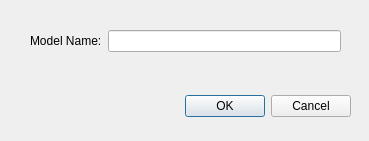
This is Code/Source/Plugins/org.sv.gui.qt.modeling/src/internal/svModelCreate.ui in SimVascular/SimVascular as Qt 5 draws it before an edit. The edited form follows.
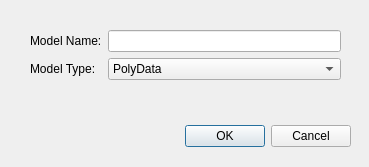
This is the edited form.

Commit message: change plugin gui for model creating and editing

The edit to the form file:
```diff
--- a/Code/Source/Plugins/org.sv.gui.qt.modeling/src/internal/svModelCreate.ui
+++ b/Code/Source/Plugins/org.sv.gui.qt.modeling/src/internal/svModelCreate.ui
@@ -10,7 +10,7 @@
     <x>0</x>
     <y>0</y>
     <width>369</width>
-    <height>141</height>
+    <height>167</height>
    </rect>
   </property>
   <property name="windowTitle">
@@ -20,7 +20,7 @@
    <property name="geometry">
     <rect>
      <x>10</x>
-     <y>90</y>
+     <y>120</y>
      <width>341</width>
      <height>32</height>
     </rect>
@@ -38,7 +38,7 @@
      <x>30</x>
      <y>30</y>
      <width>311</width>
-     <height>51</height>
+     <height>81</height>
     </rect>
    </property>
    <layout class="QFormLayout" name="formLayout">
@@ -52,6 +52,37 @@
     <item row="0" column="1">
      <widget class="QLineEdit" name="lineEditModelName"/>
     </item>
+    <item row="1" column="0">
+     <widget class="QLabel" name="label_2">
+      <property name="text">
+       <string>Model Type:</string>
+      </property>
+     </widget>
+    </item>
+    <item row="1" column="1">
+     <widget class="QComboBox" name="comboBoxType">
+      <item>
+       <property name="text">
+        <string>PolyData</string>
+       </property>
+      </item>
+      <item>
+       <property name="text">
+        <string>Parasolid</string>
+       </property>
+      </item>
+      <item>
+       <property name="text">
+        <string>OpenCASCADE</string>
+       </property>
+      </item>
+      <item>
+       <property name="text">
+        <string>Discrete</string>
+       </property>
+      </item>
+     </widget>
+    </item>
    </layout>
   </widget>
  </widget>
```
The commit also changes 5 other files.
